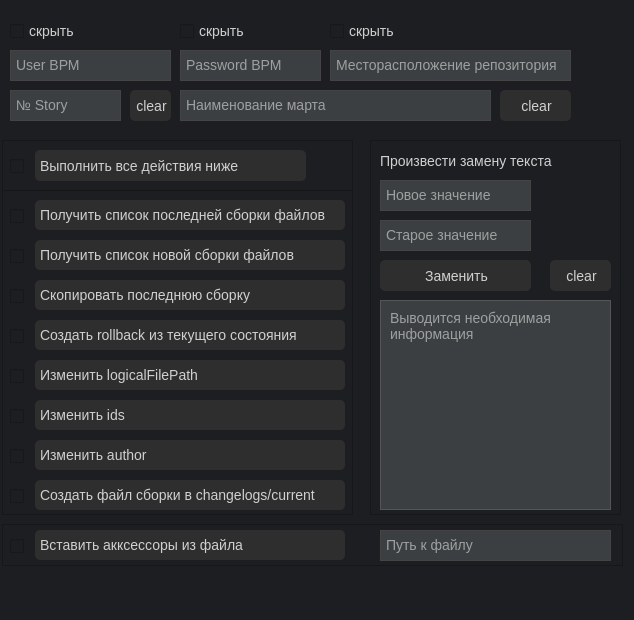
The window that files/UI files/ui_rdv_adgp.ui (AleksandrNemanov/ceh) describes before a commit, drawn with Qt 5.
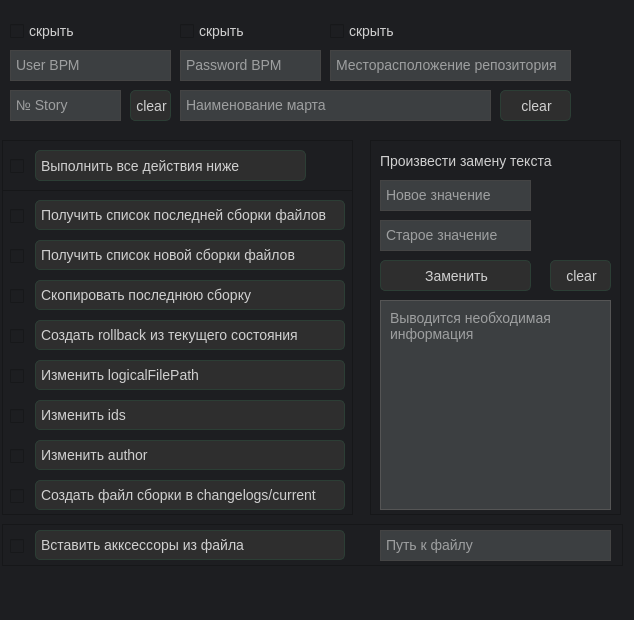
The same window after the commit.

```diff
--- a/files/UI files/ui_rdv_adgp.ui
+++ b/files/UI files/ui_rdv_adgp.ui
@@ -81,6 +81,7 @@
     font-family: Arial, sans-serif; /* Шрифт */
     text-align: left;
     padding-left: 5px;
+    border: 1px solid #2c3e35;
 }
 
 QPushButton:hover {
@@ -149,6 +150,9 @@
      <height>31</height>
     </rect>
    </property>
+   <property name="styleSheet">
+    <string notr="true"/>
+   </property>
    <property name="text">
     <string>Выполнить все действия ниже</string>
    </property>
```
Left out of the diff: 3 changed lines with no effect on the pictures.
